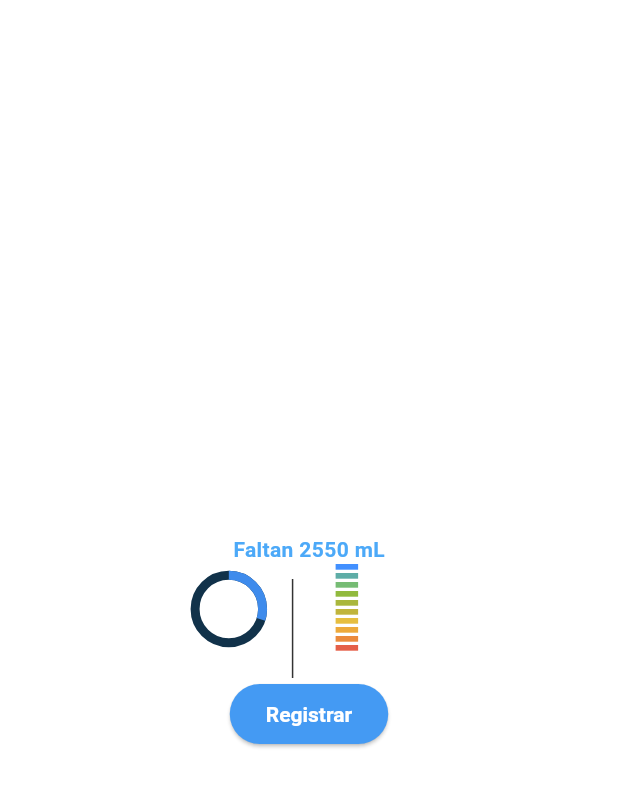
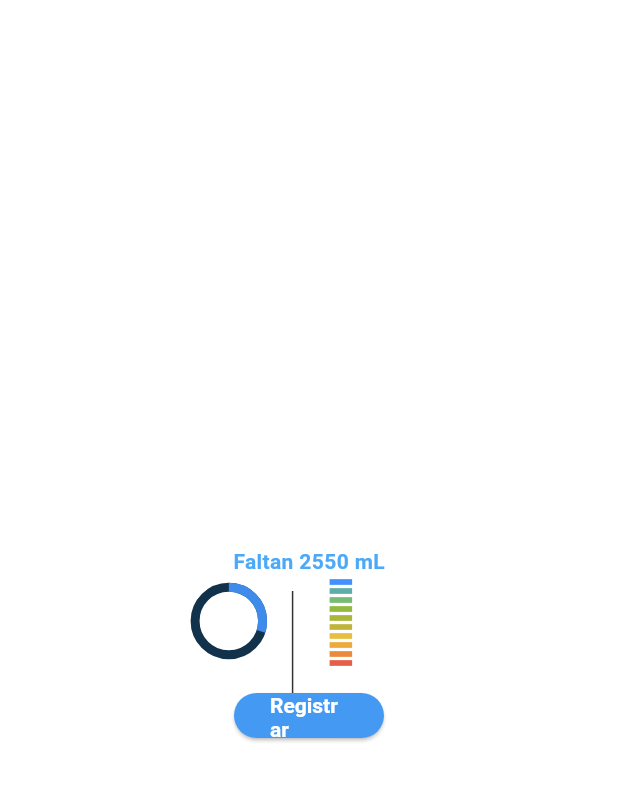
Before and after one commit to gnievap/water_counter_wear_app, a Flutter app: the screen it shows after launch, on a phone screen of 412 x 824 dp. Shown: the top 787 px of the screen. Run offline on Flutter 3.47's test engine with Material 2 defaults, Android fonts, the phone set to English and light mode, and no system bars.

Commit message:
Ajustes de tamaño y espacio

```diff
--- a/lib/assets/interval_progress_bar.dart
+++ b/lib/assets/interval_progress_bar.dart
@@ -16,6 +16,9 @@
     return Row(
       children: [
         _bar(),
+        const SizedBox(
+          width: 8,
+        ),
         _label(),
       ],
     );
@@ -82,10 +85,18 @@
 
 
   Widget _label() {
-    return Text(
-      '1.0',
-      style: Theme.of(context).textTheme.headlineSmall,
-    );
+    return
+        Column(
+          children: [
+            const SizedBox(
+              height: 30,
+            ),
+            Text(
+              '1.0',
+              style: Theme.of(context).textTheme.headlineSmall,
+            ),
+          ],
+        );
   }
 
 }
--- a/lib/screens/start_screen.dart
+++ b/lib/screens/start_screen.dart
@@ -69,9 +69,12 @@
 
   Widget _logButton(){
     return Center(
-      child: ElevatedButton(
-        onPressed: () { },
-        child: const Text('Registrar'),
+      child: ConstrainedBox(
+        constraints: const BoxConstraints.tightFor(width: 100, height: 30),
+        child: ElevatedButton(
+          onPressed: () { },
+          child: const Text('Registrar'),
+        ),
       ),
     );
   }
@@ -147,16 +150,4 @@
   }
 
 
-// Widget _intervalBar(){
-//   return Row(
-//     children: [
-
-//         Text(
-//             '0.0',
-//             style: Theme.of(context).textTheme.bodySmall,
-//         ),
-//     ],
-//   );
-// }
-
 }
```
